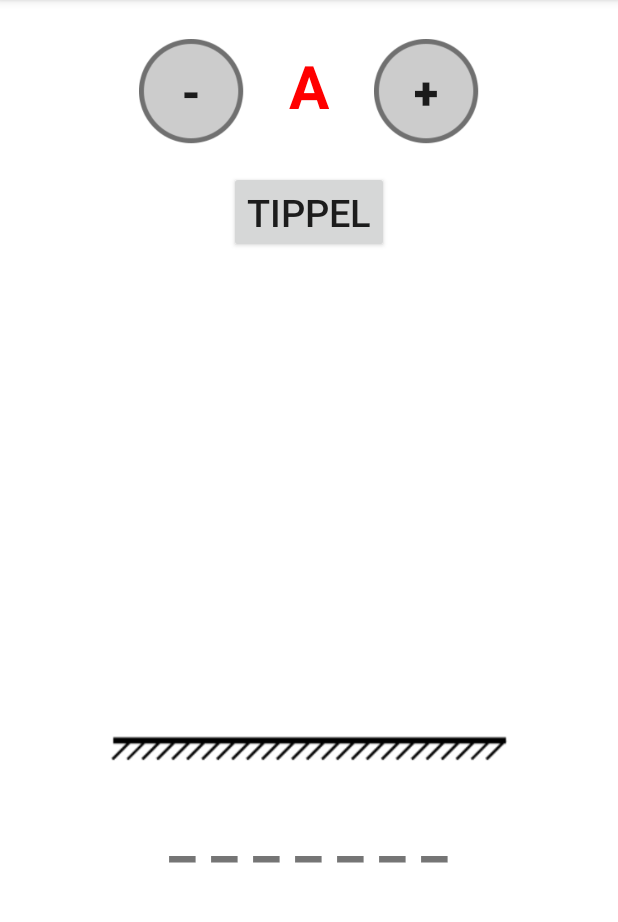
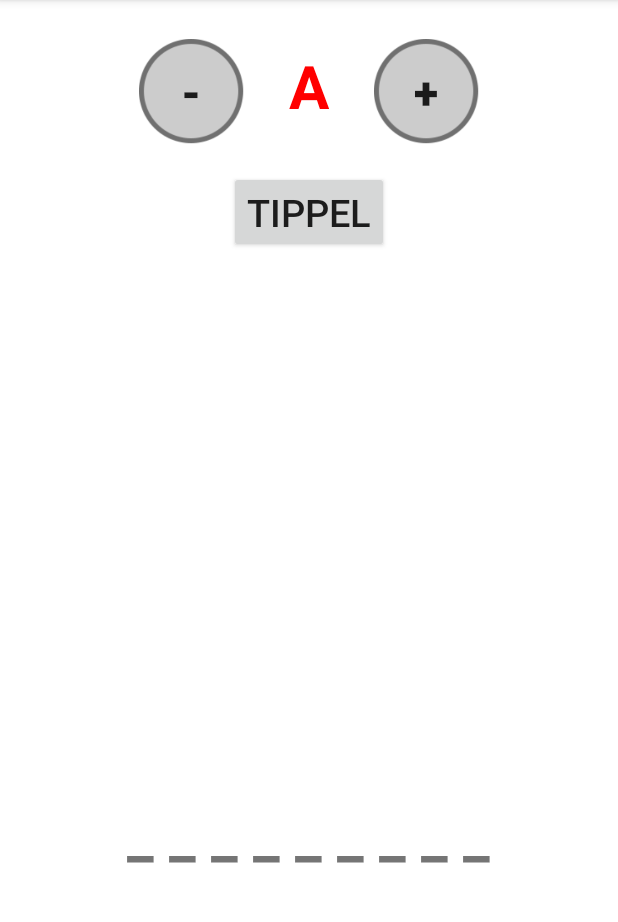
Before and after one commit to TLPLTSzft/Akasztofa, an Android app: the screen it shows after launch (MainActivity), on a phone screen of 412 x 824 dp, the part 84-1006 px from its top. Run offline under Robolectric (Android 15) with nearby library versions, the phone set to English and light mode, and no system bars.

Commit message:
Layout - 3. Feladat a.), b.), c.), d.), e.), f.)

```diff
--- a/app/src/main/AndroidManifest.xml
+++ b/app/src/main/AndroidManifest.xml
@@ -14,7 +14,8 @@
 		tools:targetApi="31">
 		<activity
 			android:name=".MainActivity"
-			android:exported="true">
+			android:exported="true"
+			android:screenOrientation="portrait">
 			<intent-filter>
 				<action android:name="android.intent.action.MAIN" />
 
--- a/app/src/main/java/com/example/akasztofa/MainActivity.java
+++ b/app/src/main/java/com/example/akasztofa/MainActivity.java
@@ -1,13 +1,16 @@
 package com.example.akasztofa;
+
+import android.app.AlertDialog;
+import android.content.DialogInterface;
+import android.graphics.Color;
+import android.os.Bundle;
+import android.view.View;
+import android.widget.ImageView;
+import android.widget.TextView;
 
 import androidx.appcompat.app.AppCompatActivity;
 import androidx.appcompat.widget.AppCompatButton;
 
-import android.os.Bundle;
-import android.widget.ImageView;
-import android.widget.TextView;
-
-import java.lang.annotation.Repeatable;
 import java.util.ArrayList;
 import java.util.Random;
 
@@ -18,9 +21,19 @@ public class MainActivity extends AppCompatActivity {
 	private ImageView imageViewAkasztofa;
 	private ArrayList<String> szavak;
 	private Random random;
-	private int veletlenSzo;
-	private StringBuilder stringBuilder;
+	private int veletlenSzoIndex;
+	private String veletlenSzo;
+	private String alahuzasok;
 	private String kitalalandoSzo;
+	Character[] abcBetui = {'A', 'B', 'C', 'D', 'E', 'F', 'G', 'H', 'I', 'J', 'K', 'L', 'M', 'N', 'O', 'P', 'Q', 'R', 'S', 'T', 'U', 'V', 'W', 'X', 'Y', 'Z'};
+	//	Character[] abcBetui = {'A', 'Á', 'B', 'C', 'D', 'E', 'É', 'F', 'G', 'H', 'I', 'Í', 'J', 'K', 'L', 'M', 'N', 'O', 'Ó', 'Ö', 'Ő', 'P', 'Q', 'R', 'S', 'T', 'U', 'Ú', 'Ü', 'Ű', 'V', 'W', 'X', 'Y', 'Z'};
+	private int abcIndex;
+	private char abcBetu;
+	private int tipp;
+	private int rosszTipp;
+	private ArrayList<Character> tippek;
+	private boolean talalat;
+	private AlertDialog.Builder builderJatekVege;
 
 	@Override
 	protected void onCreate(Bundle savedInstanceState) {
@@ -29,17 +42,143 @@ public class MainActivity extends AppCompatActivity {
 		init();
 		ujJatek();
 
+		appCompatButtonAbcVissza.setOnClickListener(new View.OnClickListener() {
+			@Override
+			public void onClick(View view) {
+				abcIndex = abcIndex == 1 ? 26 : abcIndex - 1;
+				betuValasztas();
+			}
+		});
+
+		appCompatButtonAbcElore.setOnClickListener(new View.OnClickListener() {
+			@Override
+			public void onClick(View view) {
+				abcIndex = abcIndex == 26 ? 1 : abcIndex + 1;
+				betuValasztas();
+			}
+		});
+
+		appCompatButtonTippel.setOnClickListener(new View.OnClickListener() {
+			@Override
+			public void onClick(View view) {
+				tippeles();
+			}
+		});
+
+	}
+
+	private void betuValasztas() {
+		abcBetu = abcBetui[abcIndex - 1];
+		if (tippek.contains(abcBetu)) {
+			textViewTipp.setTextColor(Color.BLACK);
+		} else {
+			textViewTipp.setTextColor(Color.RED);
+		}
+		textViewTipp.setText(String.format("%s", abcBetu));
+	}
+
+	private void tippeles() {
+		if (!tippek.contains(abcBetu)) {
+
+			tippek.add(abcBetu);
+			betuValasztas();
+			if (tipp < abcBetui.length) {
+				talalat = false;
+				for (int i = 0; i < veletlenSzo.length(); i++) {
+					if (i == 0 && veletlenSzo.charAt(i) == abcBetu) {
+						talalat = true;
+						kitalalandoSzo = abcBetu + " " + kitalalandoSzo.substring((i + 1) * 2);
+					} else if (i == veletlenSzo.length() && veletlenSzo.charAt(i) == abcBetu) {
+						talalat = true;
+						kitalalandoSzo = kitalalandoSzo.substring(0, ((i - 1) * 2)) + abcBetu;
+					} else if (veletlenSzo.charAt(i) == abcBetu) {
+						talalat = true;
+						kitalalandoSzo = kitalalandoSzo.substring(0, (i * 2)) + abcBetu + kitalalandoSzo.substring((i * 2) + 1);
+					}
+				}
+				if (!talalat) {
+					rosszTipp++;
+					switch (rosszTipp) {
+						case 1: {
+							imageViewAkasztofa.setImageResource(R.drawable.akasztofa01);
+							break;
+						}
+						case 2: {
+							imageViewAkasztofa.setImageResource(R.drawable.akasztofa02);
+							break;
+						}
+						case 3: {
+							imageViewAkasztofa.setImageResource(R.drawable.akasztofa03);
+							break;
+						}
+						case 4: {
+							imageViewAkasztofa.setImageResource(R.drawable.akasztofa04);
+							break;
+						}
+						case 5: {
+							imageViewAkasztofa.setImageResource(R.drawable.akasztofa05);
+							break;
+						}
+						case 6: {
+							imageViewAkasztofa.setImageResource(R.drawable.akasztofa06);
+							break;
+						}
+						case 7: {
+							imageViewAkasztofa.setImageResource(R.drawable.akasztofa07);
+							break;
+						}
+						case 8: {
+							imageViewAkasztofa.setImageResource(R.drawable.akasztofa08);
+							break;
+						}
+						case 9: {
+							imageViewAkasztofa.setImageResource(R.drawable.akasztofa09);
+							break;
+						}
+						case 10: {
+							imageViewAkasztofa.setImageResource(R.drawable.akasztofa10);
+							break;
+						}
+						case 11: {
+							imageViewAkasztofa.setImageResource(R.drawable.akasztofa11);
+							break;
+						}
+						case 12: {
+							imageViewAkasztofa.setImageResource(R.drawable.akasztofa12);
+							break;
+						}
+						case 13: {
+							imageViewAkasztofa.setImageResource(R.drawable.akasztofa13);
+							break;
+						}
+					}
+				}
+				textViewKitalalandoSzo.setText(String.format("%s", kitalalandoSzo));
+				if (kitalalandoSzo.indexOf('_') == -1) {
+					builderJatekVege.setTitle("Helyes megfejtés!").create().show();
+				}
+				tipp++;
+				if (rosszTipp == 13) {
+					builderJatekVege.setTitle("Nem sikerült kitalálni!").create().show();
+				}
+			}
+		}
 	}
 
 	private void ujJatek() {
-		textViewTipp.setText("A");
-		veletlenSzo = random.nextInt(szavak.size());
-		for (int i = 0; i < szavak.get(veletlenSzo).length(); i++) {
-			stringBuilder.append("_ ");
-		}
-		kitalalandoSzo = stringBuilder.toString().trim();
+		abcIndex = 1;
+		abcBetu = abcBetui[abcIndex - 1];
+		textViewTipp.setTextColor(Color.RED);
+		textViewTipp.setText(String.format("%s", abcBetu));
+		imageViewAkasztofa.setImageResource(R.drawable.akasztofa00);
+		veletlenSzoIndex = random.nextInt(szavak.size());
+		veletlenSzo = szavak.get(veletlenSzoIndex);
+		kitalalandoSzo = alahuzasok.substring(0, veletlenSzo.length() * 2 - 1);
 		textViewKitalalandoSzo.setText(kitalalandoSzo);
-
+		tipp = 0;
+		rosszTipp = 0;
+		talalat = false;
+		tippek.clear();
 	}
 
 	private void init() {
@@ -50,17 +189,31 @@ public class MainActivity extends AppCompatActivity {
 		imageViewAkasztofa = findViewById(R.id.imageViewAkasztofa);
 		textViewKitalalandoSzo = findViewById(R.id.textViewKitalalandoSzo);
 		szavak = new ArrayList<>();
-		szavak.add("akasztofa");
-		szavak.add("program");
-		szavak.add("kitalalta");
-		szavak.add("tippelhet");
-		szavak.add("elfogyott");
-		szavak.add("alkalmazas");
-		szavak.add("indulas");
-		szavak.add("felugro");
-		szavak.add("textview");
-		szavak.add("korkoros");
+		szavak.add("AKASZTOFA");
+		szavak.add("PROGRAM");
+		szavak.add("KITALALTA");
+		szavak.add("TIPPELHET");
+		szavak.add("ELFOGYOTT");
+		szavak.add("ALKALMAZAS");
+		szavak.add("INDULAS");
+		szavak.add("FELUGRO");
+		szavak.add("KORKOROS");
+		szavak.add("TEXTVIEW");
+		szavak.add("DARAB");
 		random = new Random();
-		stringBuilder = new StringBuilder();
+		alahuzasok = "_ _ _ _ _ _ _ _ _ _ _ _";
+		tippek = new ArrayList<>();
+		builderJatekVege = new AlertDialog.Builder(MainActivity.this);
+		builderJatekVege.setCancelable(false).setTitle("Helyes megfejtés / Nem sikerült kitalálni").setMessage("Szeretnél új játékot játszani?").setNegativeButton("Nem", new DialogInterface.OnClickListener() {
+			@Override
+			public void onClick(DialogInterface dialogInterface, int i) {
+				finish();
+			}
+		}).setPositiveButton("Igen", new DialogInterface.OnClickListener() {
+			@Override
+			public void onClick(DialogInterface dialogInterface, int i) {
+				ujJatek();
+			}
+		}).create();
 	}
 }
--- a/app/src/main/res/layout/activity_main.xml
+++ b/app/src/main/res/layout/activity_main.xml
@@ -65,7 +65,7 @@
 				android:layout_height="wrap_content"
 				android:layout_marginTop="-175dp"
 				android:layout_marginBottom="-265dp"
-				android:src="@drawable/akasztofa01" />
+				android:src="@drawable/akasztofa00" />
 
 			<TextView
 				android:id="@+id/textViewKitalalandoSzo"
```
